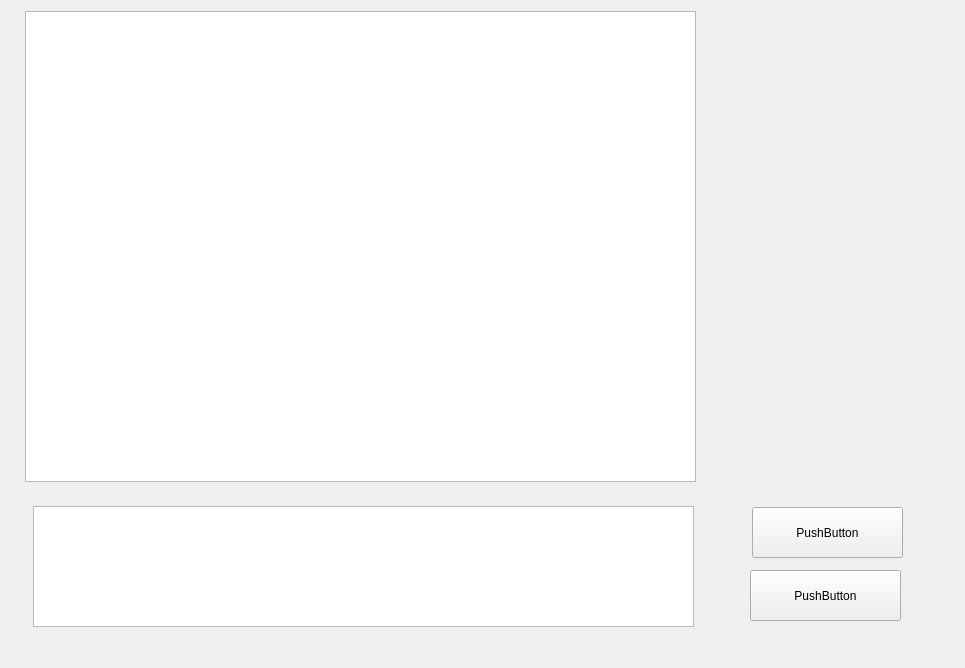
Above: chatform.ui from hellightning/QTencentClient before the change. Below: the same form after it.
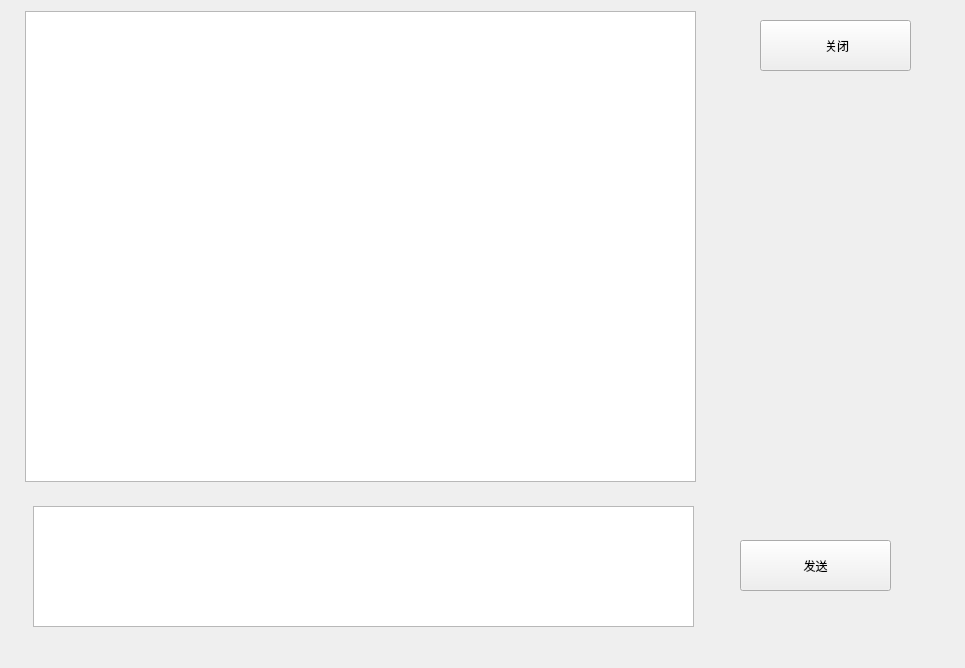
That is the form after the change.

Commit message: feat chatform 完成了chatform

```diff
--- a/chatform.ui
+++ b/chatform.ui
@@ -36,27 +36,27 @@
   <widget class="QPushButton" name="sendMessageButton">
    <property name="geometry">
     <rect>
-     <x>752</x>
-     <y>507</y>
+     <x>740</x>
+     <y>540</y>
      <width>151</width>
      <height>51</height>
     </rect>
    </property>
    <property name="text">
-    <string>PushButton</string>
+    <string>发送</string>
    </property>
   </widget>
   <widget class="QPushButton" name="closeFormButton">
    <property name="geometry">
     <rect>
-     <x>750</x>
-     <y>570</y>
+     <x>760</x>
+     <y>20</y>
      <width>151</width>
      <height>51</height>
     </rect>
    </property>
    <property name="text">
-    <string>PushButton</string>
+    <string> 关闭</string>
    </property>
   </widget>
  </widget>
```
Left out of the diff: 4 changed lines with no effect on the pictures. The commit also changes 19 other files.
